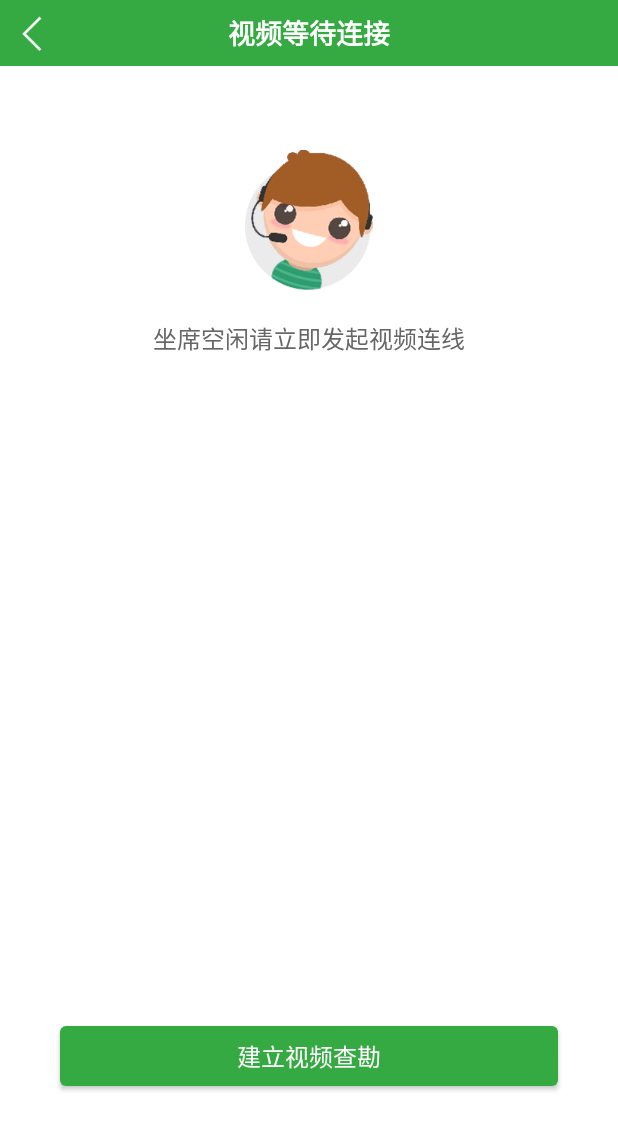
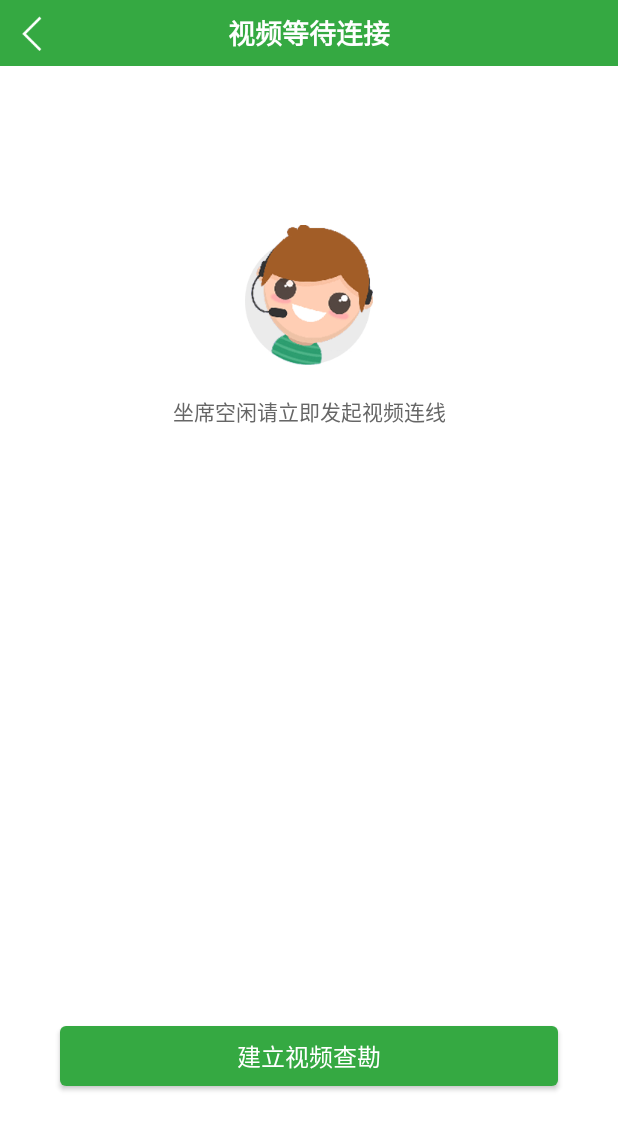
Before and after one commit to wangluAndroid/zcbl-video-survey-android, an Android app: the screen it shows after launch (ZCBLVideoSurveyConnectTransionActivity), after a tap on "Hello World!", on a phone screen of 412 x 824 dp. Shown: the top 1130 px of the screen. Run offline under Robolectric (Android 15) with nearby library versions, the phone set to English and light mode, and no system bars; libraries missing offline, so code that uses them is left out: com.wilddog.client, com.wilddog.wilddogauth, com.wilddog.wilddogcore; 2 statements that could not run were skipped.

Commit message:
添加倒计时

```diff
--- a/app/build.gradle
+++ b/app/build.gradle
@@ -36,6 +36,6 @@ dependencies {
     compile 'com.android.support:appcompat-v7:26.+'
     compile 'com.android.support.constraint:constraint-layout:1.0.2'
     testCompile 'junit:junit:4.12'
-//    compile 'com.zcbl.client:zcbl-video-survey-library:1.0.1'
+//    compile 'com.zcbl.client:zcbl-video-survey-library:1.0.3'
     compile project(':zcbl-video-survey-library')
 }
--- a/zcbl-video-survey-library/build.gradle
+++ b/zcbl-video-survey-library/build.gradle
@@ -7,7 +7,7 @@ def gitUrl = 'https://github.com/wangluAndroid/zcbl-video-survey-android.git'
 Properties properties = new Properties()
 properties.load(project.rootProject.file('local.properties').newDataInputStream())
 
-version = "1.0.2" //发布版本号
+version = "1.0.3" //发布版本号
 group = "com.zcbl.client" //最终引用形式，如compile 'com.zcbl.client:zcbl-video-survey-library:1.0.0'，其中lfilepicker在后面配置
 android {
     compileSdkVersion 26
@@ -68,7 +68,7 @@ dependencies {
         exclude group: 'com.android.support', module: 'support-annotations'
     })
     compile 'com.android.support:appcompat-v7:26.+'
-//    testCompile 'junit:junit:4.12'
+    testCompile 'junit:junit:4.12'
 
     compile ('com.wilddog.client:wilddog-video-room-android:latest.release'){
         exclude group:"com.squareup.okhttp3",module:"okhttp"
--- a/zcbl-video-survey-library/src/main/AndroidManifest.xml
+++ b/zcbl-video-survey-library/src/main/AndroidManifest.xml
@@ -30,12 +30,14 @@
 
     <uses-permission android:name="android.permission.BLUETOOTH"/>
 
+    <uses-permission android:name="android.permission.CALL_PHONE"/>
+
 
 
     <application android:allowBackup="true" android:label="@string/app_name"
         android:supportsRtl="true">
 
-        <activity android:name=".ZCBLVideoSurveyConnectTransionActivity"
+        <activity android:name=".ui.activity.ZCBLVideoSurveyConnectTransionActivity"
             android:theme="@style/ConnectionVideoTheme"
             android:screenOrientation="portrait"
             />
--- a/zcbl-video-survey-library/src/main/java/com/zcbl/client/zcbl_video_survey_library/ZCBLConstants.java
+++ b/zcbl-video-survey-library/src/main/java/com/zcbl/client/zcbl_video_survey_library/ZCBLConstants.java
@@ -9,7 +9,6 @@ import android.Manifest;
 public class ZCBLConstants {
 
     public static final String TAG = "ZCBL";
-    public static boolean IS_DEBUG = false;
 
     public static final int GO_TO_CONNECTION = 0;
     public static final int REFUSE_CONNECTION = 1;
--- a/zcbl-video-survey-library/src/main/java/com/zcbl/client/zcbl_video_survey_library/ZCBLSDK.java
+++ b/zcbl-video-survey-library/src/main/java/com/zcbl/client/zcbl_video_survey_library/ZCBLSDK.java
@@ -6,10 +6,12 @@ import com.wilddog.wilddogcore.WilddogApp;
 import com.wilddog.wilddogcore.WilddogOptions;
 import com.zcbl.client.zcbl_video_survey_library.bean.ZCBLRequireParamsModel;
 import com.zcbl.client.zcbl_video_survey_library.bean.ZCBLVideoSurveyModel;
+import com.zcbl.client.zcbl_video_survey_library.ui.activity.ZCBLVideoSurveyConnectTransionActivity;
 import com.zcbl.client.zcbl_video_survey_library.utils.ZCBLCheckUtils;
 
 /**
  * Created by serenitynanian on 2018/1/12.
+ * 中车初始化sdk
  */
 
 public class ZCBLSDK {
@@ -35,7 +37,6 @@ public class ZCBLSDK {
      */
     public static void setDedug(boolean isOpenDebug){
         if(isOpenDebug){
-            ZCBLConstants.IS_DEBUG = true;
             ZCBLConstants.BASE_URL = "https://survey.zhongchebaolian.com/";
         }
     }
--- a/zcbl-video-survey-library/src/main/res/drawable/shape_loading.xml
+++ b/zcbl-video-survey-library/src/main/res/drawable/shape_loading.xml
@@ -1,7 +1,7 @@
 <?xml version="1.0" encoding="utf-8"?>
 <shape xmlns:android="http://schemas.android.com/apk/res/android" >
 
-    <solid android:color="#000" />
+    <solid android:color="#64000000" />
 
     <corners android:radius="10dp" />
 
--- a/zcbl-video-survey-library/src/main/res/layout/activity_video_survey_connect_transition.xml
+++ b/zcbl-video-survey-library/src/main/res/layout/activity_video_survey_connect_transition.xml
@@ -24,50 +24,64 @@
             android:src="@drawable/ic_goback" />
 
         <TextView
+            android:id="@+id/video_transition_title"
             android:layout_width="wrap_content"
             android:layout_height="match_parent"
             android:layout_centerInParent="true"
             android:gravity="center"
-            android:text="@string/video_connection"
+            android:text="@string/title_video_connection"
             android:textColor="@color/title_bar_ffffff"
             android:textSize="@dimen/title_size_18"
             android:textStyle="bold" />
     </RelativeLayout>
 
     <ImageView
+        android:visibility="gone"
+        android:id="@+id/video_transition_tel"
+        android:layout_width="wrap_content"
+        android:layout_height="wrap_content"
+        android:layout_alignParentRight="true"
+        android:layout_marginRight="32dp"
+        android:layout_marginTop="80dp"
+        android:padding="@dimen/margin_left_8"
+        android:src="@drawable/ic_server" />
+
+    <ImageView
         android:id="@+id/video_transition_image"
         android:layout_width="match_parent"
         android:layout_height="wrap_content"
         android:layout_centerHorizontal="true"
-        android:layout_marginTop="100dp"
+        android:layout_marginTop="150dp"
         android:src="@drawable/ic_zuoxi_free" />
+
     <TextView
         android:id="@+id/video_transition_description"
+        android:layout_width="match_parent"
+        android:layout_height="wrap_content"
+        android:layout_below="@+id/video_transition_image"
+        android:layout_marginLeft="40dp"
+        android:layout_marginRight="40dp"
+        android:layout_marginTop="20dp"
+        android:gravity="center"
         android:text="@string/text_zuoxi_free"
         android:textColor="@color/color_666666"
-        android:textSize="@dimen/title_size_16"
-        android:layout_marginRight="40dp"
-        android:layout_marginLeft="40dp"
-        android:gravity="center"
-        android:layout_marginTop="20dp"
-        android:layout_below="@+id/video_transition_image"
-        android:layout_width="match_parent"
-        android:layout_height="wrap_content" />
+        android:textSize="@dimen/title_size_14" />
 
 
     <Button
+        android:id="@+id/video_transition_commit"
+        android:layout_width="match_parent"
+        android:layout_height="40dp"
         android:layout_alignParentBottom="true"
         android:layout_marginBottom="100dp"
-            android:id="@+id/video_transition_commit"
         android:layout_marginLeft="40dp"
         android:layout_marginRight="40dp"
         android:layout_marginTop="80dp"
-            android:layout_width="match_parent"
-            android:layout_height="40dp"
+        android:background="@drawable/ripple_selector_button"
         android:gravity="center"
-            android:background="@drawable/ripple_selector_button"
-            android:text="建立视频查勘"
+        android:textAllCaps="false"
         android:minHeight="0dp"
+        android:text="@string/but_zuoxi_free"
         android:textColor="@color/title_bar_ffffff"
         android:textSize="@dimen/title_size_16" />
 
--- a/zcbl-video-survey-library/src/main/res/layout/loading_item.xml
+++ b/zcbl-video-survey-library/src/main/res/layout/loading_item.xml
@@ -28,7 +28,7 @@
         android:gravity="center_horizontal"
         android:layout_marginTop="10dp"
         android:textSize="12sp"
-        android:text="加载中..."
+        android:text="正在连接..."
         android:textColor="#ffffffff" />
 
     </LinearLayout>
--- a/zcbl-video-survey-library/src/main/res/values/dimens.xml
+++ b/zcbl-video-survey-library/src/main/res/values/dimens.xml
@@ -9,4 +9,6 @@
     <dimen name="title_size_20">20sp</dimen>
     <dimen name="title_size_18">18sp</dimen>
     <dimen name="title_size_16">16sp</dimen>
+    <dimen name="title_size_14">14sp</dimen>
+    <dimen name="title_size_12">12sp</dimen>
 </resources>
--- a/zcbl-video-survey-library/src/main/res/values/strings.xml
+++ b/zcbl-video-survey-library/src/main/res/values/strings.xml
@@ -1,7 +1,10 @@
 <resources>
     <string name="app_name">zcbl-video-survey-library</string>
-    <string name="video_connection">视频等待连接</string>
+    <string name="title_video_connection">视频等待连接</string>
     <string name="text_zuoxi_free">坐席空闲请立即发起视频连线</string>
-    <string name="text_zuoxi_busy">视频连线中，请稍后...</string>
+    <string name="text_zuoxi_connecting">寻找空闲坐席中，请稍后...</string>
+    <string name="text_zuoxi_busy">坐席繁忙，请稍后重试...</string>
     <string name="but_zuoxi_busy">视频连线中，请稍后...</string>
+    <string name="but_zuoxi_free">建立视频查勘</string>
+
 </resources>
```
Also changed, not shown: zcbl-video-survey-library/src/main/java/com/zcbl/client/zcbl_video_survey_library/ui/activity/ZCBLVideoSurveyActivity.java (+5 -4 lines), zcbl-video-survey-library/src/main/java/com/zcbl/client/zcbl_video_survey_library/ui/activity/ZCBLVideoSurveyConnectTransionActivity.java (renamed from zcbl-video-survey-library/src/main/java/com/zcbl/client/zcbl_video_survey_library/ZCBLVideoSurveyConnectTransionActivity.java, +75 -13 lines), zcbl-video-survey-library/src/main/res/drawable-xhdpi/ic_server.png (added). Lines whose indentation alone changed are shown as unchanged.
